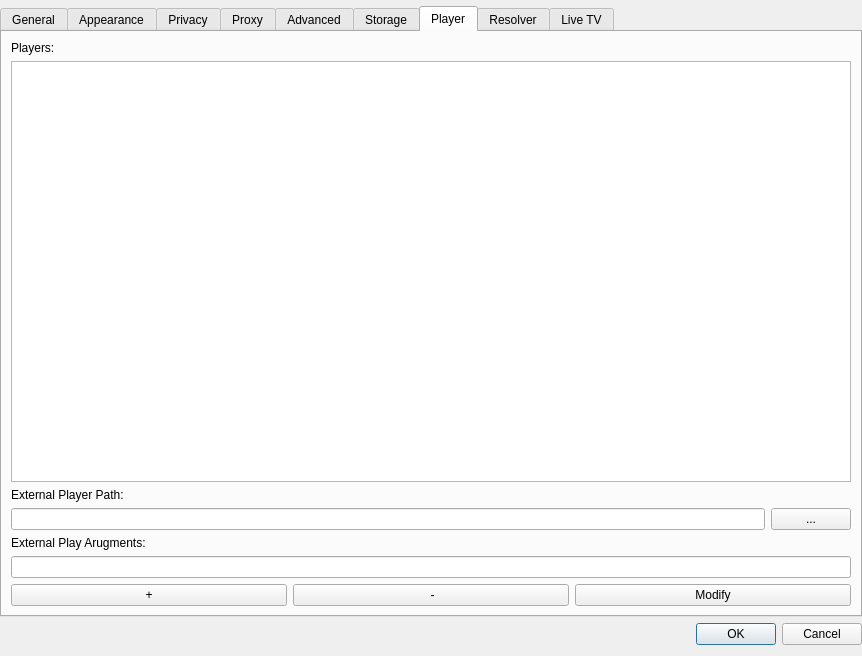
missdeer/imchenwen, file src/desktop/ui/settings.ui: the form before one commit.
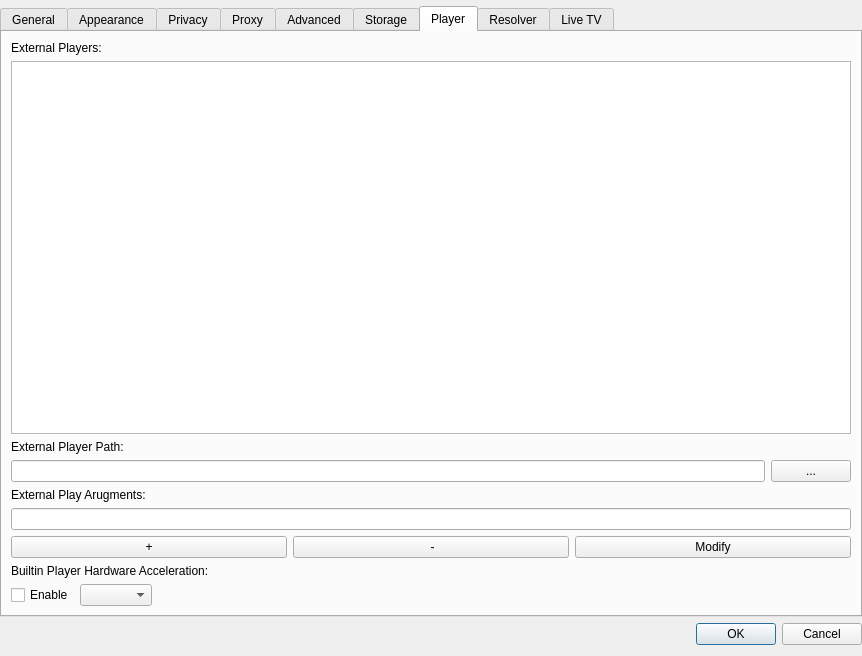
The form after the commit. The open tabs and pages were chosen to show the change.

Commit message: (*)add hardware acceleration support for builtin player

Diff of the .ui file:
```diff
--- a/src/desktop/ui/settings.ui
+++ b/src/desktop/ui/settings.ui
@@ -785,22 +785,10 @@
        <string>Player</string>
       </attribute>
       <layout class="QVBoxLayout" name="verticalLayout_4">
-       <property name="leftMargin">
-        <number>9</number>
-       </property>
-       <property name="topMargin">
-        <number>9</number>
-       </property>
-       <property name="rightMargin">
-        <number>9</number>
-       </property>
-       <property name="bottomMargin">
-        <number>9</number>
-       </property>
        <item>
         <widget class="QLabel" name="label_18">
          <property name="text">
-          <string>Players:</string>
+          <string>External Players:</string>
          </property>
         </widget>
        </item>
@@ -863,6 +851,34 @@
          </item>
         </layout>
        </item>
+       <item>
+        <widget class="QLabel" name="label_37">
+         <property name="text">
+          <string>Builtin Player Hardware Acceleration:</string>
+         </property>
+        </widget>
+       </item>
+       <item>
+        <layout class="QHBoxLayout" name="horizontalLayout_11" stretch="0,0,1">
+         <item>
+          <widget class="QCheckBox" name="cbEnableBuiltinPlayerHardwareAcceleration">
+           <property name="text">
+            <string>Enable</string>
+           </property>
+          </widget>
+         </item>
+         <item>
+          <widget class="QComboBox" name="cbBuiltinPlayerHardwareAcceleration"/>
+         </item>
+         <item>
+          <widget class="QLabel" name="labelBuiltinPlayerHardwareAccelerationDescription">
+           <property name="text">
+            <string/>
+           </property>
+          </widget>
+         </item>
+        </layout>
+       </item>
       </layout>
      </widget>
      <widget class="QWidget" name="tabResolver">
```
The commit also changes 4 other files.
